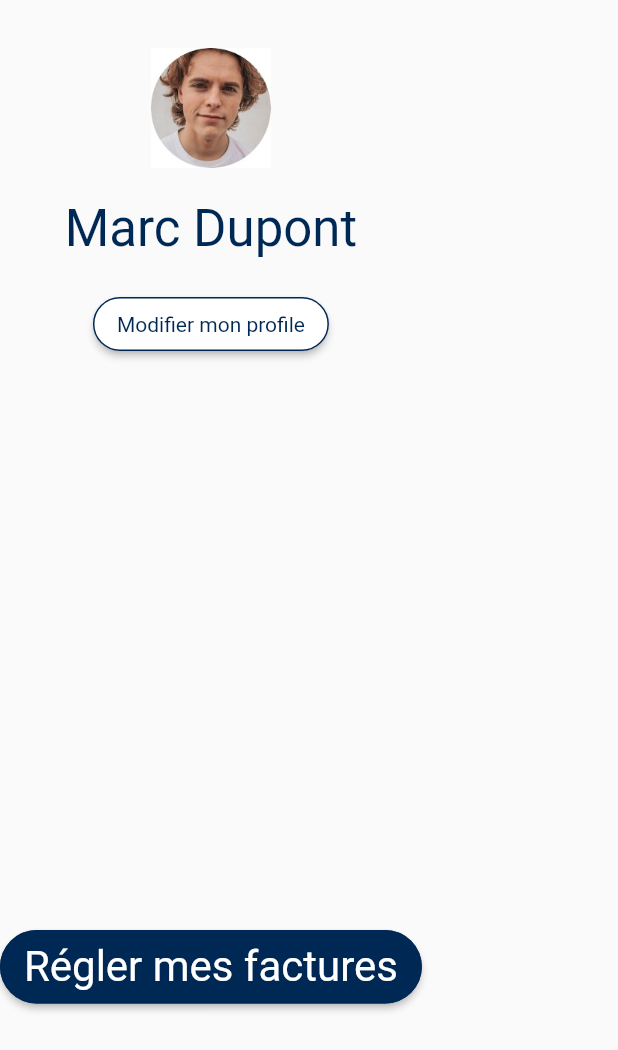
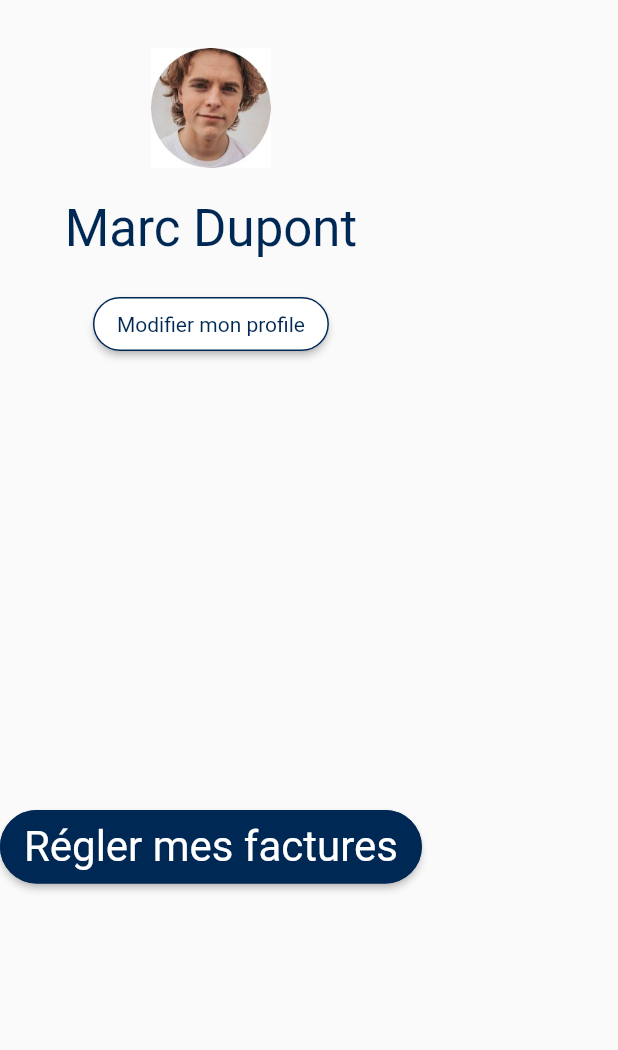
Before and after one commit to FYHNJ/forfait_mo50, a Flutter app: the Profile widget shown alone on an empty page, opened directly, on a phone screen of 412 x 824 dp. Shown: the top 1050 px of the screen. Run offline on Flutter 3.47's test engine with Material 2 defaults, Android fonts, the light colour scheme and no system bars; accounts and stored records are empty.

Commit message:
Adjust the button arrangement of the page

```diff
--- a/lib/Profile/profile.dart
+++ b/lib/Profile/profile.dart
@@ -1,5 +1,4 @@
 import 'package:flutter/material.dart';
-import 'package:forfait_mo50/Loginpage.dart';
 
 class Profile extends StatefulWidget {
   const Profile({Key? key}) : super(key: key);
@@ -52,7 +51,7 @@ class _Profile extends State<Profile> {
               style:
                   TextStyle(color: Color.fromRGBO(0, 40, 85, 1))), // 设置按钮文字内容
         ),
-        const SizedBox(height: 380),
+        const SizedBox(height: 300),
         ElevatedButton(
           onPressed: () {},
           style: ElevatedButton.styleFrom(
```
